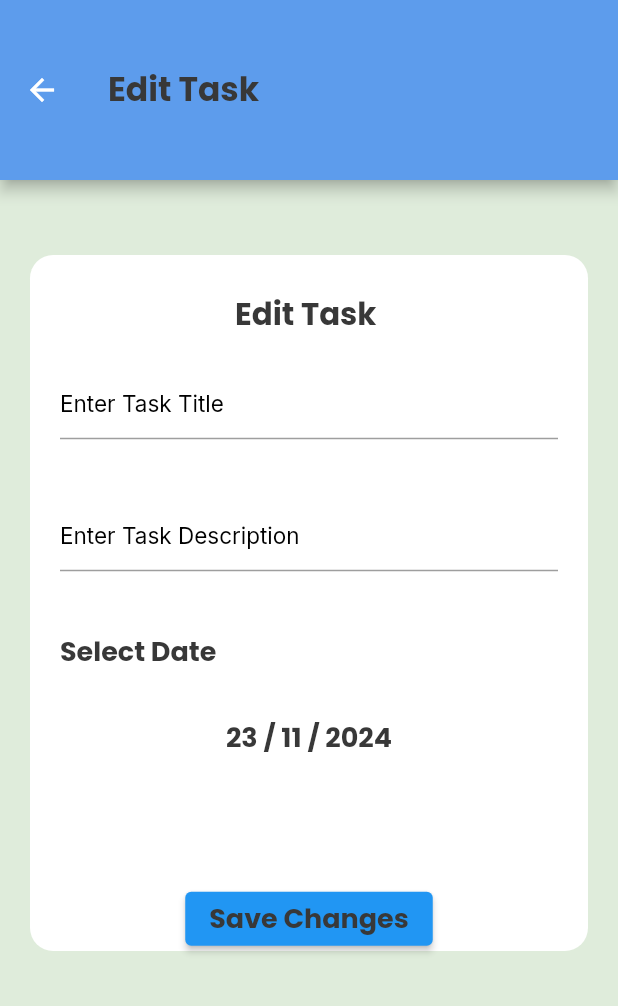
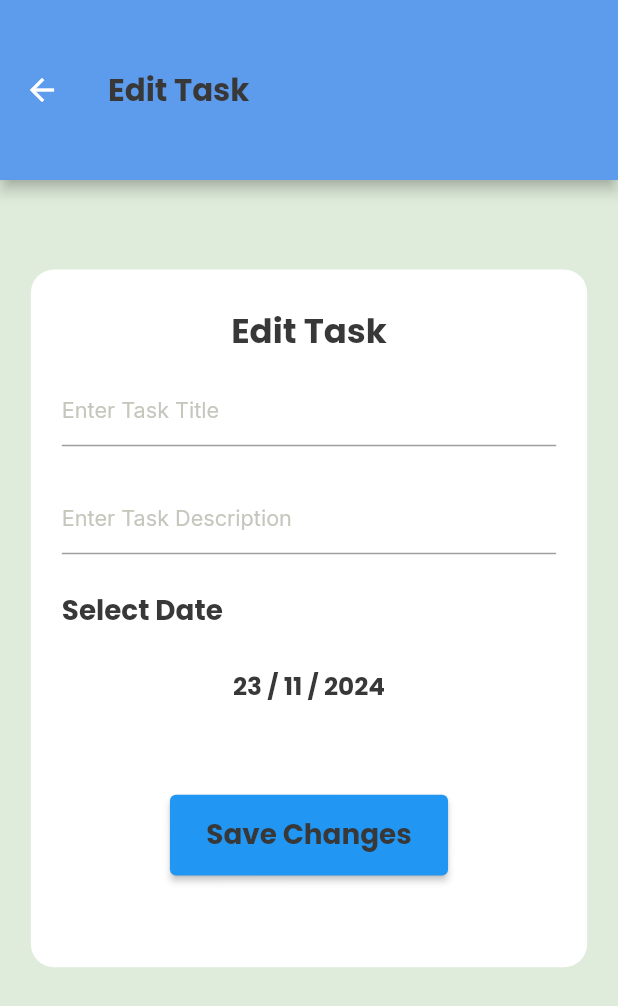
Before and after one commit to ZiadMostafa22/To-Do, a Flutter app: the EditScreen screen opened directly with empty values, on a phone screen of 412 x 824 dp. Shown: the top 1006 px of the screen. Run offline on Flutter 3.47's test engine with Material 3 defaults, Android fonts, the phone set to English and light mode, and no system bars; our stand-ins replace cloud_firestore, easy_date_timeline, firebase_core, flutter_screenutil, flutter_slidable, google_fonts; accounts and stored records are empty.

Commit message:
+Delete +Edit +SettingsTab UI

```diff
--- a/lib/config/theme/app_theme.dart
+++ b/lib/config/theme/app_theme.dart
@@ -6,21 +6,21 @@ class AppTheme {
   static ThemeData light = ThemeData(
       useMaterial3: false,
       appBarTheme: AppBarTheme(
-        backgroundColor: ColorsManeger.blue,
+        backgroundColor: ColorsManager.blue,
         toolbarHeight: 120,
         titleTextStyle: AppLightStyles.appBarTextStyle,
       ),
-      scaffoldBackgroundColor: ColorsManeger.background,
+      scaffoldBackgroundColor: ColorsManager.background,
       bottomNavigationBarTheme: const BottomNavigationBarThemeData(
-          backgroundColor: ColorsManeger.white,
+          backgroundColor: ColorsManager.white,
           type: BottomNavigationBarType.fixed,
-          selectedItemColor: ColorsManeger.blue,
-          unselectedItemColor: ColorsManeger.grey),
+          selectedItemColor: ColorsManager.blue,
+          unselectedItemColor: ColorsManager.grey),
       floatingActionButtonTheme: const FloatingActionButtonThemeData(
-        backgroundColor: ColorsManeger.blue,
+        backgroundColor: ColorsManager.blue,
         shape: StadiumBorder(
             side: BorderSide(
-          color: ColorsManeger.white,
+          color: ColorsManager.white,
           width: 4,
         )),
       ),
--- a/lib/core/utils/app_styles.dart
+++ b/lib/core/utils/app_styles.dart
@@ -8,46 +8,46 @@ class AppLightStyles
   static TextStyle? appBarTextStyle = GoogleFonts.poppins(
     fontSize: 22,
     fontWeight: FontWeight.w700,
-    color: ColorsManeger.black,
+    color: ColorsManager.black,
   );
   static TextStyle? bottomSheetTitle = GoogleFonts.poppins(
     fontSize: 18,
     fontWeight: FontWeight.w700,
-    color: ColorsManeger.black,
+    color: ColorsManager.black,
   );
   static TextStyle? hintStyle = GoogleFonts.inter(
     fontSize: 15,
     fontWeight: FontWeight.w400,
-    color: ColorsManeger.hintColor,
+    color: ColorsManager.hintColor,
   );
   static TextStyle? dateLabel = GoogleFonts.inter(
     fontSize: 16.sp,
     fontWeight: FontWeight.w700,
-    color: ColorsManeger.black,
+    color: ColorsManager.black,
   );
   static TextStyle? datePicker = GoogleFonts.inter(
     fontSize: 16.sp,
     fontWeight: FontWeight.w700,
-    color: ColorsManeger.black,
+    color: ColorsManager.black,
   );
   static TextStyle? taskTitle = GoogleFonts.poppins(
     fontSize: 17.sp,
     fontWeight: FontWeight.w700,
-    color: ColorsManeger.blue,
+    color: ColorsManager.blue,
   );
   static TextStyle? taskDescription = GoogleFonts.poppins(
     fontSize: 14.sp,
     fontWeight: FontWeight.w700,
-    color: ColorsManeger.black,
+    color: ColorsManager.black,
   );
   static TextStyle? taskDate = GoogleFonts.poppins(
     fontSize: 12.sp,
     fontWeight: FontWeight.w700,
-    color: ColorsManeger.black,
+    color: ColorsManager.black,
   );
   static TextStyle? icons = GoogleFonts.poppins(
     fontSize: 12.sp,
     fontWeight: FontWeight.w700,
-    color: ColorsManeger.black,
+    color: ColorsManager.black,
   );
 }
--- a/lib/core/utils/color_manager.dart
+++ b/lib/core/utils/color_manager.dart
@@ -1,6 +1,6 @@
 import 'package:flutter/material.dart';
 
-class ColorsManeger
+class ColorsManager
 {
 static const blue = Color(0xff5D9CEC);
 static const white = Color(0xffFFFFFF);
--- a/lib/core/utils/routes_manager.dart
+++ b/lib/core/utils/routes_manager.dart
@@ -2,12 +2,14 @@ import 'package:flutter/cupertino.dart';
 import 'package:flutter/material.dart';
 import 'package:todo/presentation/screens/home/home_screen.dart';
 import 'package:todo/presentation/screens/home/tabs/edit_screen.dart';
+import 'package:todo/presentation/screens/home/tabs/settings_tab/settings_tab.dart';
 import 'package:todo/presentation/screens/splash_screen/splashScreen.dart';
 
 class RoutesManager {
   static const String homeRoute = '/home';
   static const String splashRoute = '/splash';
   static const String editTask = '/edit';
+  static const String settingsTab = '/settings';
 
   static Route? router(RouteSettings settings) {
     switch (settings.name) {
@@ -25,6 +27,9 @@ class RoutesManager {
           settings: settings,
           builder: (context) => EditScreen(),
         );
+
+      case settingsTab:
+        return MaterialPageRoute(builder: (context) => SettingsTab(),);
     }
   }
 }
--- a/lib/presentation/screens/home/tabs/edit_screen.dart
+++ b/lib/presentation/screens/home/tabs/edit_screen.dart
@@ -20,42 +20,37 @@ class _EditScreenState extends State<EditScreen> {
   Widget build(BuildContext context) {
     var data = ModalRoute.of(context)?.settings.arguments as TodoDM;
     var formatDate = data.dateTime.toFormattedDate;
+
     return Scaffold(
       extendBody: true,
       appBar: AppBar(
         title: Text(
-            'Edit Task ',
-            style: AppLightStyles.appBarTextStyle,
+          'Edit Task',
+          style: AppLightStyles.appBarTextStyle?.copyWith(fontSize: 20.sp),
         ),
-          backgroundColor: ColorsManeger.blue,
+        backgroundColor: ColorsManager.blue,
       ),
       body: Padding(
-          padding:
-              const EdgeInsets.only(top: 50, bottom: 190, right: 20, left: 20),
+        padding: EdgeInsets.only(top: 50.h, bottom: 150.h, right: 20.w, left: 20.w),
         child: Container(
           width: double.infinity,
-            height: double.infinity,
           decoration: BoxDecoration(
             color: Colors.white,
             borderRadius: BorderRadius.circular(15.r),
           ),
           child: Column(
             children: [
-                SizedBox(
-                  height: 20.h,
-                ),
+              SizedBox(height: 20.h),
               Text(
-                  'Edit Task ',
-                  style: AppLightStyles.bottomSheetTitle
-                      ?.copyWith(fontSize: 20.sp),
+                'Edit Task',
+                style: AppLightStyles.bottomSheetTitle?.copyWith(fontSize: 22.sp),
               ),
               Form(
                 child: Column(
                   children: [
                     // First TextFormField for Task Title
                     Padding(
-                        padding: const EdgeInsets.symmetric(
-                            horizontal: 20, vertical: 20),
+                      padding: EdgeInsets.symmetric(horizontal: 20.w, vertical: 10.h),
                       child: TextFormField(
                         initialValue: data.title,
                         onChanged: (value) {
@@ -72,16 +67,14 @@ class _EditScreenState extends State<EditScreen> {
                         },
                         decoration: InputDecoration(
                           hintText: 'Enter Task Title',
-                            hintStyle: AppLightStyles.hintStyle
-                                ?.copyWith(color: Colors.black),
+                          hintStyle: AppLightStyles.hintStyle?.copyWith(fontSize: 14.sp),
                         ),
                       ),
                     ),
 
                     // Second TextFormField for Task Description
                     Padding(
-                        padding: const EdgeInsets.symmetric(
-                            horizontal: 20, vertical: 20),
+                      padding: EdgeInsets.symmetric(horizontal: 20.w, vertical: 10.h),
                       child: TextFormField(
                         initialValue: data.description,
                         onChanged: (value) {
@@ -98,67 +91,68 @@ class _EditScreenState extends State<EditScreen> {
                         },
                         decoration: InputDecoration(
                           hintText: 'Enter Task Description',
-                            hintStyle: AppLightStyles.hintStyle
-                                ?.copyWith(color: Colors.black),
+                          hintStyle: AppLightStyles.hintStyle?.copyWith(fontSize: 14.sp),
                         ),
                       ),
                     ),
                   ],
                 ),
               ),
-                Row(
+              Padding(
+                padding: EdgeInsets.symmetric(horizontal: 20.w, vertical: 10.h),
+                child: Row(
                   mainAxisAlignment: MainAxisAlignment.start,
                   children: [
-                    Padding(
-                      padding: const EdgeInsets.symmetric(
-                          horizontal: 20, vertical: 20),
-                      child: Text(
+                    Text(
                       'Select Date',
-                        style: AppLightStyles.bottomSheetTitle,
-                      ),
+                      style: AppLightStyles.bottomSheetTitle?.copyWith(fontSize: 18.sp),
                     ),
                   ],
                 ),
-                SizedBox(
-                  height: 10,
               ),
+              SizedBox(height: 10.h),
               InkWell(
-                    onTap: () async{
-                  var chooseDate =await  showDatePicker(
+                onTap: () async {
+                  var chooseDate = await showDatePicker(
                       context: context,
                       firstDate: DateTime.now(),
                       lastDate: DateTime(2100),
                       initialDate: DateTime.now());
 
-                  if (chooseDate != null)
-                    {
+                  if (chooseDate != null) {
+                    setState(() {
                       data.dateTime = chooseDate;
+                    });
                   }
                 },
                 child: Text(
                   formatDate,
-                      style: AppLightStyles.bottomSheetTitle,
-                    )),
-                SizedBox(
-                  height: 70.h,
+                  style: AppLightStyles.bottomSheetTitle?.copyWith(fontSize: 16.sp),
                 ),
+              ),
+              SizedBox(height: 50.h),
               Row(
                 mainAxisAlignment: MainAxisAlignment.center,
                 children: [
-                    ElevatedButton(
-                        onPressed: () async{
+                  SizedBox(
+                    width: 180.w,
+                    height: 45.h,
+                    child: ElevatedButton(
+                      onPressed: () async {
                         await FirebaseFunction.updateTask(data);
-
                       },
                       child: Text(
                         'Save Changes',
-                          style: AppLightStyles.bottomSheetTitle,
-                        )),
+                        style: AppLightStyles.bottomSheetTitle?.copyWith(fontSize: 18.sp),
+                      ),
+                    ),
+                  ),
                 ],
-                )
+              ),
             ],
           ),
         ),
-        ));
+      ),
+    );
   }
 }
```
Also changed, not shown: lib/presentation/screens/home/tabs/settings_tab/Widgets/Language_Dropdown.dart (added, +79 -0 lines), lib/presentation/screens/home/tabs/settings_tab/settings_tab.dart (+12 -3 lines), lib/presentation/screens/home/tabs/tasks_tab/Task_Item.dart (+12 -7 lines), lib/presentation/screens/home/tabs/tasks_tab/tasks_tab.dart (+6 -6 lines). Lines whose indentation alone changed are shown as unchanged.
